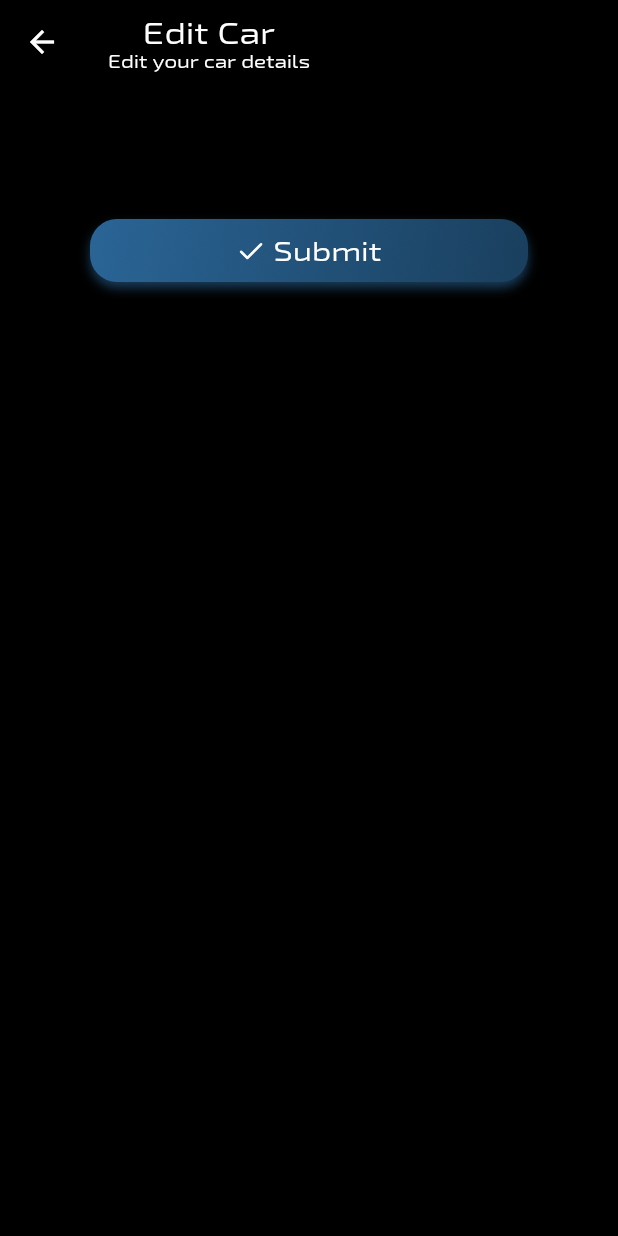
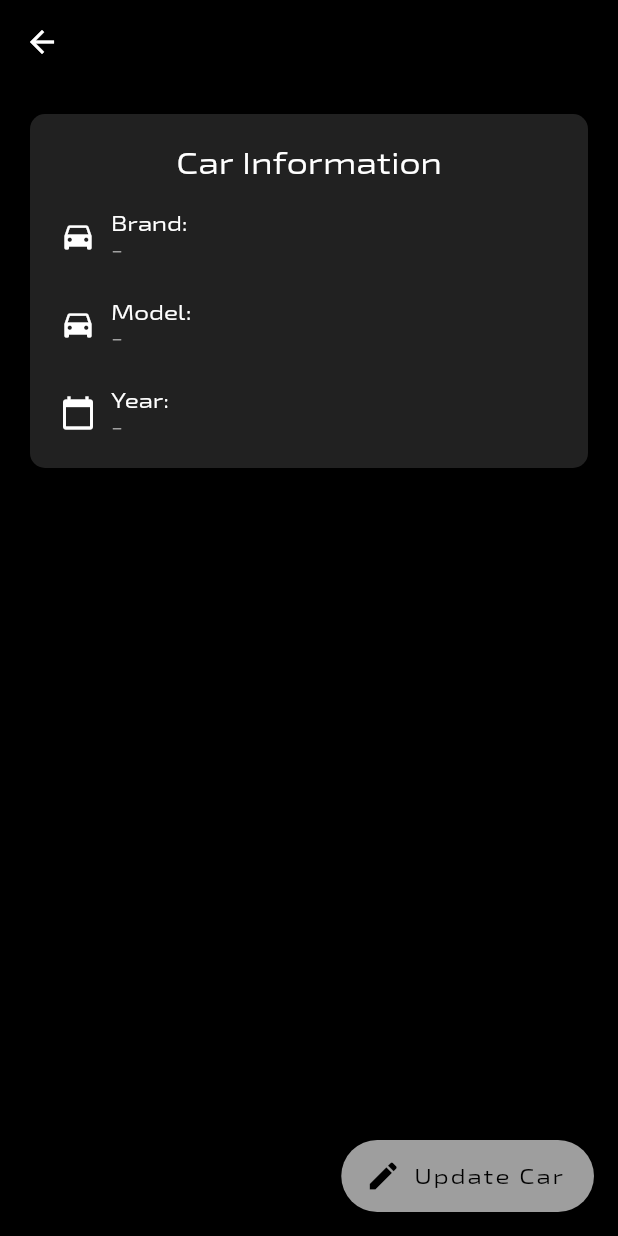
Before and after one commit to darwishdev/obd, a Flutter app: the EditCarScreen screen opened by its route, on a phone screen of 412 x 824 dp. Run offline on Flutter 3.47's test engine with Material 2 defaults, Android fonts, the phone set to English and light mode, and no system bars; our stand-ins replace auto_route, dartz, dio, dropdown_search, easy_localization, equatable and 11 more; accounts and stored records are empty.

Commit message:
Change: edit car screen

```diff
--- a/lib/features/cars/presentations/screens/edit_car_screen.dart
+++ b/lib/features/cars/presentations/screens/edit_car_screen.dart
@@ -1,15 +1,12 @@
 import 'package:auto_route/auto_route.dart';
 import 'package:flutter/material.dart';
 import 'package:flutter_riverpod/flutter_riverpod.dart';
-import 'package:obd/components/rounded_btn.dart';
+import 'package:modal_bottom_sheet/modal_bottom_sheet.dart';
 import 'package:obd/core/models/view_states.dart';
 import 'package:obd/core/repositories/token_repository.dart';
-import 'package:obd/features/cars/domain/usecases/update_cars.dart';
-import 'package:obd/features/cars/presentations/provider/selected_car_provider.dart';
 import 'package:obd/features/cars/presentations/provider/update_car_provider.dart';
-import 'package:obd/features/cars/presentations/screens/car_brands_view.dart';
-import 'package:obd/features/cars/presentations/screens/car_models_view.dart';
-import 'package:obd/features/cars/presentations/screens/car_years_view.dart';
+import 'package:obd/features/user/presentation/provider/authorize_provider.dart';
+import 'package:obd/features/user/presentation/screens/edit_car_model_screen.dart';
 import 'package:obd/utils/ui_helper.dart';
 
 @RoutePage()
@@ -30,6 +27,7 @@ class EditCarScreen extends ConsumerWidget {
         ScaffoldMessenger.of(context).showSnackBar(
           const SnackBar(content: Text('Car updated successfully')),
         );
+        ref.read(authorizeProvider.notifier).authorize();
       } else if (state is ErrorViewState) {
         context.popRoute();
         ScaffoldMessenger.of(context).showSnackBar(
@@ -38,57 +36,89 @@ class EditCarScreen extends ConsumerWidget {
       }
     });
     return Scaffold(
-      appBar: AppBar(
-        title: Column(
-          children: const [
+      appBar: AppBar(),
+      floatingActionButton: FloatingActionButton.extended(
+        onPressed: () => showBarModalBottomSheet(
+          context: context,
+          backgroundColor: Colors.grey[900],
+          builder: (context) => const EditCarModelScreen(),
+        ),
+        label: const Text("Update Car"),
+        icon: const Icon(Icons.edit),
+      ),
+      body: Container(
+        padding: const EdgeInsets.all(20),
+        margin: const EdgeInsets.all(20),
+        decoration: BoxDecoration(
+          borderRadius: BorderRadius.circular(10),
+          color: Colors.grey[900],
+        ),
+        child: Column(
+          mainAxisSize: MainAxisSize.min,
+          children: [
             Text(
-              'Edit Car',
-              style: TextStyle(color: Colors.white),
+              'Car Information',
+              style: Theme.of(context).textTheme.titleLarge,
+            ),
+            const SizedBox(height: 20),
+            Row(
+              children: [
+                const Icon(Icons.directions_car),
+                const SizedBox(width: 10),
+                Column(
+                  crossAxisAlignment: CrossAxisAlignment.start,
+                  children: [
+                    Text(
+                      'Brand:',
+                      style: Theme.of(context).textTheme.bodyLarge,
                     ),
                     Text(
-              'Edit your car details',
-              style: TextStyle(color: Colors.white, fontSize: 12),
+                      repo.userInfo?.car?.brandName ?? '-',
+                      style: Theme.of(context).textTheme.bodyMedium,
                     ),
                   ],
                 ),
+              ],
             ),
-      body: SingleChildScrollView(
-        padding: const EdgeInsets.symmetric(horizontal: 20, vertical: 50),
-        child: Column(
+            const SizedBox(height: 25),
+            Row(
               children: [
-            CarBrandsView(
-              value: ref.watch(selectedCarBrandProvider)?.carBrandId ??
-                  repo.userInfo?.car?.carBrandId,
+                const Icon(Icons.directions_car),
+                const SizedBox(width: 10),
+                Column(
+                  crossAxisAlignment: CrossAxisAlignment.start,
+                  children: [
+                    Text(
+                      'Model:',
+                      style: Theme.of(context).textTheme.bodyLarge,
                     ),
-            if (ref.watch(selectedCarBrandProvider) != null)
-              CarModelsView(
-                value: ref.watch(selectedCarModelProvider)?.carBrandModelId ??
-                    repo.userInfo?.car?.carBrandModelId,
+                    Text(
+                      repo.userInfo?.car?.brandModelName ?? '-',
+                      style: Theme.of(context).textTheme.bodyMedium,
                     ),
-            if (ref.watch(selectedCarModelProvider) != null||
-                repo.userInfo?.car?.carBrandModelId!=null)
-              CarYearsView(
-                value: ref.watch(selectedCarYearProvider) ??
-                    repo.userInfo?.car?.modelYear,
+                  ],
                 ),
-            const SizedBox(height: 40),
-            RoundedBtn(
-              icon: "assets/images/submit.svg",
-              text: "Submit",
-              iconSize: 20,
-              onPressed: () {
-                if (ref.watch(selectedCarModelProvider) != null &&
-                    ref.watch(selectedCarYearProvider) != null) {
-                  ref.read(updateCarProvider.notifier).updateCar(
-                        UpdateCarParams(
-                          carBrandModelId: ref
-                              .read(selectedCarModelProvider)!
-                              .carBrandModelId!,
-                          carYear: ref.read(selectedCarYearProvider)!,
+              ],
             ),
-                      );
-                }
-              },
+            const SizedBox(height: 25),
+            Row(
+              children: [
+                const Icon(Icons.calendar_today),
+                const SizedBox(width: 10),
+                Column(
+                  crossAxisAlignment: CrossAxisAlignment.start,
+                  children: [
+                    Text(
+                      'Year:',
+                      style: Theme.of(context).textTheme.bodyLarge,
+                    ),
+                    Text(
+                      repo.userInfo?.car?.modelYear?.toString() ?? '-',
+                      style: Theme.of(context).textTheme.bodyMedium,
+                    ),
+                  ],
+                ),
+              ],
             ),
           ],
         ),
--- a/lib/features/user/domain/repositories/user_repository.dart
+++ b/lib/features/user/domain/repositories/user_repository.dart
@@ -1,10 +1,12 @@
 import 'package:dartz/dartz.dart';
 import 'package:obd/core/errors/failure.dart';
+import 'package:obd/core/usecases/usecase.dart';
 import 'package:obd/features/user/data/models/user_info_model.dart';
 import 'package:obd/features/user/domain/usecases/login.dart';
 import 'package:obd/features/user/domain/usecases/register.dart';
 
 abstract class UserRepository {
   Future<Either<Failure, UserInfoModel>> login(LoginParams params);
+  Future<Either<Failure, UserInfoModel>> authorize(NoParams params);
   Future<Either<Failure, UserInfoModel>> register(RegisterParams params);
 }
--- a/lib/utils/endpoints.dart
+++ b/lib/utils/endpoints.dart
@@ -1,6 +1,7 @@
 class EndPoints {
   static const String register = "/UserCreate";
   static const String login = "/UserLogin";
+  static const String userAuthorize = "/UserAuthorize";
 
   static const String carBrands = "/CarBrandsList";
   static const String carUpdate = "/CarUpdate";
--- a/pubspec.yaml
+++ b/pubspec.yaml
@@ -26,6 +26,7 @@ dependencies:
   flutter_rating_bar: ^4.0.1
   flutter_easyloading: ^3.0.5
   dropdown_search: ^5.0.6
+  modal_bottom_sheet: ^3.0.0-pre
 
 
   # Routing
```
Also changed, not shown: lib/features/cars/presentations/screens/car_years_view.dart (+3 -8 lines), lib/features/user/data/datasources/user_remote_data_source.dart (+11 -0 lines), lib/features/user/data/repositories/user_repository_impl.dart (+13 -0 lines), lib/features/user/domain/usecases/authorize.dart (added, +22 -0 lines), lib/features/user/presentation/provider/authorize_provider.dart (added, +25 -0 lines), lib/features/user/presentation/screens/edit_car_model_screen.dart (added, +56 -0 lines), pubspec.lock. Lines whose indentation alone changed are shown as unchanged.
